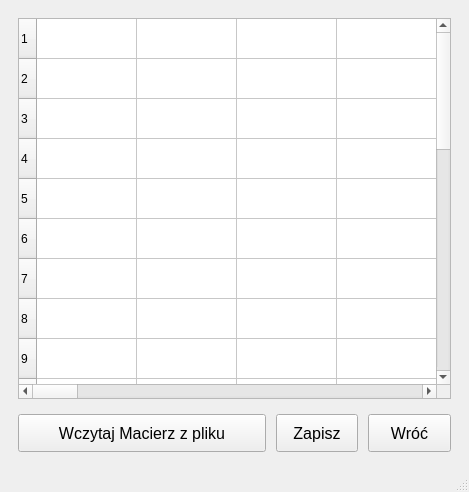
Above: qt_app/mainwindow.ui from KrzysztofMularski/SK2_project before the change. Below: the same form after it.
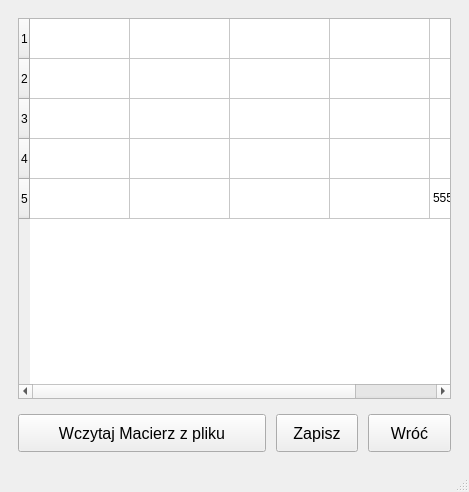
That is the form after the change. The open tabs and pages were chosen to show the change.

The edit to the form file:
```diff
--- a/qt_app/mainwindow.ui
+++ b/qt_app/mainwindow.ui
@@ -291,10 +291,10 @@
              <bool>true</bool>
             </property>
             <property name="rowCount">
-             <number>26</number>
+             <number>5</number>
             </property>
             <property name="columnCount">
-             <number>26</number>
+             <number>5</number>
             </property>
             <attribute name="horizontalHeaderVisible">
              <bool>false</bool>
@@ -354,111 +354,6 @@
               <string>5</string>
              </property>
             </row>
-            <row>
-             <property name="text">
-              <string>6</string>
-             </property>
-            </row>
-            <row>
-             <property name="text">
-              <string>7</string>
-             </property>
-            </row>
-            <row>
-             <property name="text">
-              <string>8</string>
-             </property>
-            </row>
-            <row>
-             <property name="text">
-              <string>9</string>
-             </property>
-            </row>
-            <row>
-             <property name="text">
-              <string>11</string>
-             </property>
-            </row>
-            <row>
-             <property name="text">
-              <string>12</string>
-             </property>
-            </row>
-            <row>
-             <property name="text">
-              <string>13</string>
-             </property>
-            </row>
-            <row>
-             <property name="text">
-              <string>13</string>
-             </property>
-            </row>
-            <row>
-             <property name="text">
-              <string>14</string>
-             </property>
-            </row>
-            <row>
-             <property name="text">
-              <string>15</string>
-             </property>
-            </row>
-            <row>
-             <property name="text">
-              <string>16</string>
-             </property>
-            </row>
-            <row>
-             <property name="text">
-              <string>17</string>
-             </property>
-            </row>
-            <row>
-             <property name="text">
-              <string>18</string>
-             </property>
-            </row>
-            <row>
-             <property name="text">
-              <string>19</string>
-             </property>
-            </row>
-            <row>
-             <property name="text">
-              <string>20</string>
-             </property>
-            </row>
-            <row>
-             <property name="text">
-              <string>21</string>
-             </property>
-            </row>
-            <row>
-             <property name="text">
-              <string>22</string>
-             </property>
-            </row>
-            <row>
-             <property name="text">
-              <string>23</string>
-             </property>
-            </row>
-            <row>
-             <property name="text">
-              <string>24</string>
-             </property>
-            </row>
-            <row>
-             <property name="text">
-              <string>25</string>
-             </property>
-            </row>
-            <row>
-             <property name="text">
-              <string>26</string>
-             </property>
-            </row>
             <column>
              <property name="text">
               <string>A</string>
@@ -484,111 +379,16 @@
               <string>E</string>
              </property>
             </column>
-            <column>
+            <item row="0" column="0">
              <property name="text">
-              <string>F</string>
+              <string/>
              </property>
-            </column>
-            <column>
+            </item>
+            <item row="4" column="4">
              <property name="text">
-              <string>G</string>
+              <string>555</string>
              </property>
-            </column>
-            <column>
-             <property name="text">
-              <string>H</string>
-             </property>
-            </column>
-            <column>
-             <property name="text">
-              <string>I</string>
-             </property>
-            </column>
-            <column>
-             <property name="text">
-              <string>J</string>
-             </property>
-            </column>
-            <column>
-             <property name="text">
-              <string>K</string>
-             </property>
-            </column>
-            <column>
-             <property name="text">
-              <string>L</string>
-             </property>
-            </column>
-            <column>
-             <property name="text">
-              <string>M</string>
-             </property>
-            </column>
-            <column>
-             <property name="text">
-              <string>N</string>
-             </property>
-            </column>
-            <column>
-             <property name="text">
-              <string>O</string>
-             </property>
-            </column>
-            <column>
-             <property name="text">
-              <string>P</string>
-             </property>
-            </column>
-            <column>
-             <property name="text">
-              <string>Q</string>
-             </property>
-            </column>
-            <column>
-             <property name="text">
-              <string>R</string>
-             </property>
-            </column>
-            <column>
-             <property name="text">
-              <string>S</string>
-             </property>
-            </column>
-            <column>
-             <property name="text">
-              <string>T</string>
-             </property>
-            </column>
-            <column>
-             <property name="text">
-              <string>U</string>
-             </property>
-            </column>
-            <column>
-             <property name="text">
-              <string>V</string>
-             </property>
-            </column>
-            <column>
-             <property name="text">
-              <string>W</string>
-             </property>
-            </column>
-            <column>
-             <property name="text">
-              <string>X</string>
-             </property>
-            </column>
-            <column>
-             <property name="text">
-              <string>Y</string>
-             </property>
-            </column>
-            <column>
-             <property name="text">
-              <string>Z</string>
-             </property>
-            </column>
+            </item>
            </widget>
           </item>
           <item>
```
Left out of the diff: 45 changed lines with no effect on the pictures.
